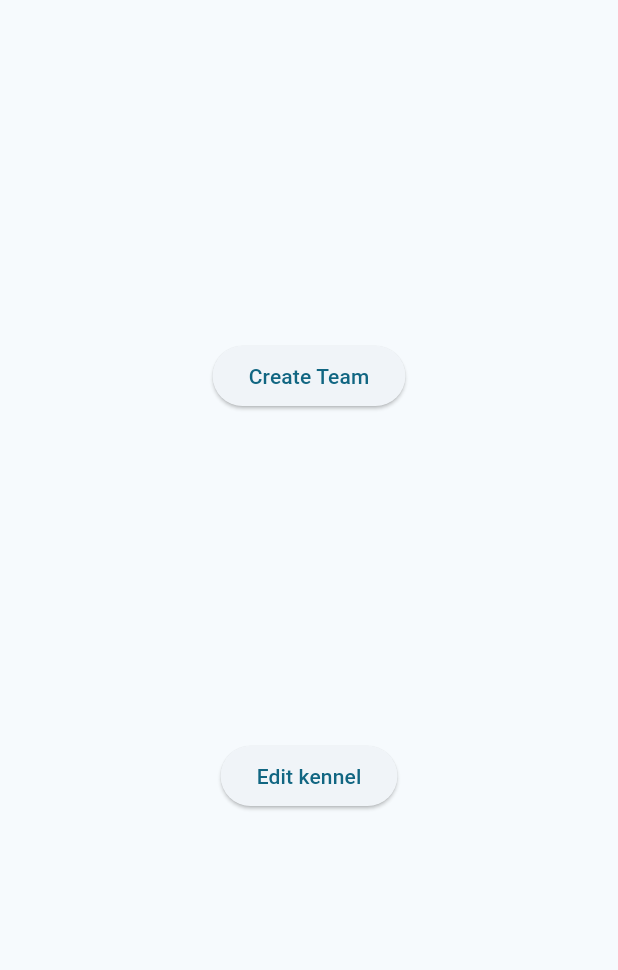
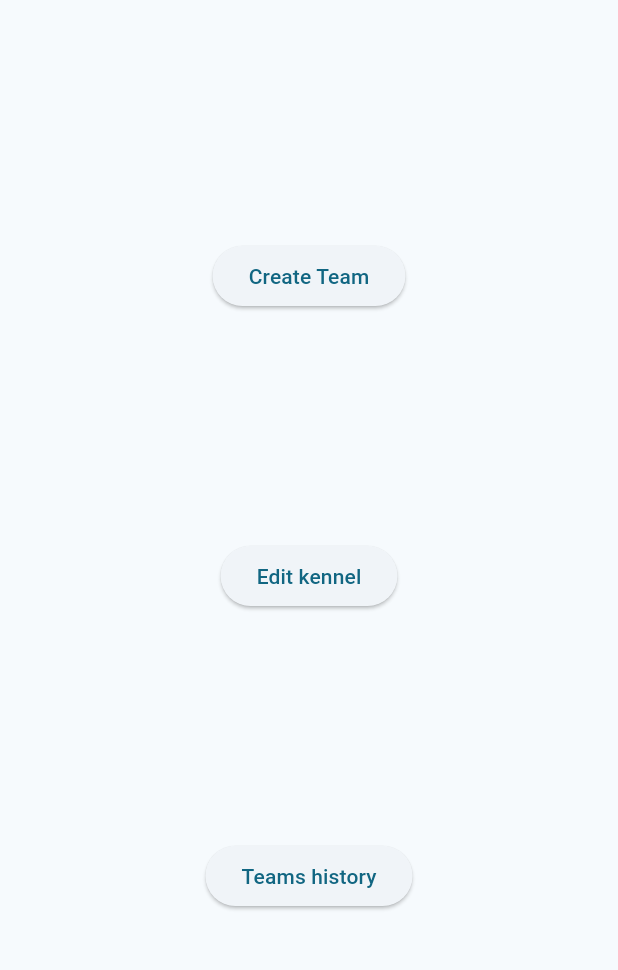
Before and after one commit to Bucciamarcia/mush_on, a Flutter app: the screen it shows after launch, on a phone screen of 412 x 824 dp, the part 84-1054 px from its top. Run offline on Flutter 3.47's test engine with Material 3 defaults, Android fonts, the phone set to English and light mode, and no system bars; our stand-ins replace cloud_firestore, firebase_core; accounts and stored records are empty.

Commit message:
Teams history init

```diff
--- a/lib/home_page/main.dart
+++ b/lib/home_page/main.dart
@@ -21,7 +21,13 @@ class HomePageScreenContent extends StatelessWidget {
             child: const Text(
               "Edit kennel",
             ),
-          )
+          ),
+          ElevatedButton(
+            onPressed: () => Navigator.pushNamed(context, "/teamshistory"),
+            child: const Text(
+              "Teams history",
+            ),
+          ),
         ],
       ),
     );
--- a/lib/routes.dart
+++ b/lib/routes.dart
@@ -2,10 +2,12 @@ import 'package:mush_on/create_team/create_team.dart';
 import 'package:mush_on/edit_kennel/add_dog/add_dog.dart';
 import 'package:mush_on/edit_kennel/edit_kennel.dart';
 import 'package:mush_on/main.dart';
+import 'package:mush_on/teams_history/teams_history.dart';
 
 var appRoutes = {
   "/": (context) => const HomeScreen(),
   "/editkennel": (context) => const EditKennelScreen(),
   "/adddog": (context) => const AddDogScreen(),
   "/createteam": (context) => const CreateTeamScreen(),
+  "/teamshistory": (context) => const TeamsHistoryScreen(),
 };
--- /dev/null
+++ b/lib/teams_history/provider.dart
@@ -0,0 +1,3 @@
+import 'package:flutter/material.dart';
+
+class TeamsHistoryProvider extends ChangeNotifier {}
```
Also changed, not shown: lib/teams_history/main.dart (added, +10 -0 lines), lib/teams_history/teams_history.dart (added, +17 -0 lines).
